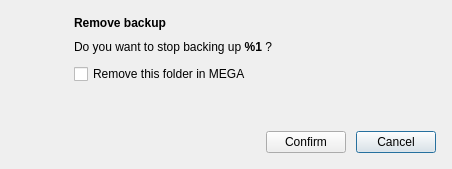
Above: src/MEGASync/gui/win/RemoveBackupDialog.ui from meganz/MEGAsync before the change. Below: the same form after it.
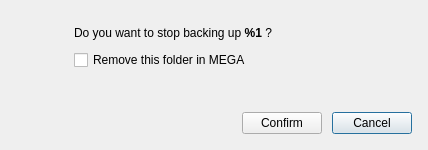
That is the form after the change. Icons and pictures are not drawn.

Commit message: Adjustments to Add & Remove Backup dialogs

The edit to the form file:
```diff
--- a/src/MEGASync/gui/win/RemoveBackupDialog.ui
+++ b/src/MEGASync/gui/win/RemoveBackupDialog.ui
@@ -6,8 +6,8 @@
    <rect>
     <x>0</x>
     <y>0</y>
-    <width>452</width>
-    <height>169</height>
+    <width>428</width>
+    <height>150</height>
    </rect>
   </property>
   <property name="windowTitle">
@@ -56,19 +56,6 @@
      </property>
     </widget>
    </item>
-   <item row="0" column="1">
-    <widget class="QLabel" name="label">
-     <property name="font">
-      <font>
-       <weight>75</weight>
-       <bold>true</bold>
-      </font>
-     </property>
-     <property name="text">
-      <string>Remove backup</string>
-     </property>
-    </widget>
-   </item>
    <item row="0" column="0" rowspan="3">
     <widget class="QLabel" name="iconLabel">
      <property name="minimumSize">
```
The commit also changes 7 other files.
